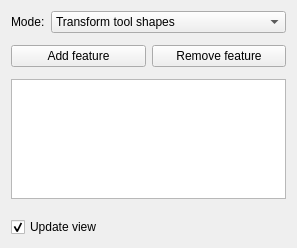
Before: the Qt Designer form src/Mod/PartDesign/Gui/TaskTransformedParameters.ui in southseact-3d/fcd, drawn with Qt 5.
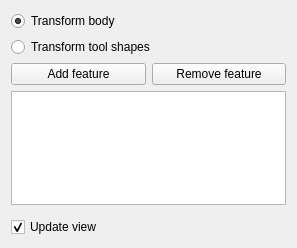
After: the same form once the commit is applied.

Commit message: Replace combobox with radio buttons

```diff
--- a/src/Mod/PartDesign/Gui/TaskTransformedParameters.ui
+++ b/src/Mod/PartDesign/Gui/TaskTransformedParameters.ui
@@ -15,38 +15,45 @@
   </property>
   <layout class="QVBoxLayout" name="verticalLayout">
    <item>
-    <layout class="QHBoxLayout" name="horizontalLayout_2">
+    <widget class="QWidget" name="widget" native="true">
+     <layout class="QVBoxLayout" name="verticalLayout_3">
+      <property name="leftMargin">
+       <number>0</number>
+      </property>
      <property name="topMargin">
       <number>0</number>
      </property>
-     <item>
-      <widget class="QLabel" name="label">
-       <property name="text">
-        <string>Mode:</string>
-       </property>
-      </widget>
-     </item>
-     <item>
-      <widget class="QComboBox" name="comboMode">
-       <property name="sizePolicy">
-        <sizepolicy hsizetype="Expanding" vsizetype="Fixed">
-         <horstretch>0</horstretch>
-         <verstretch>0</verstretch>
-        </sizepolicy>
+      <property name="rightMargin">
+       <number>0</number>
+      </property>
+      <property name="bottomMargin">
+       <number>0</number>
        </property>
        <item>
-        <property name="text">
-         <string>Transform tool shapes</string>
-        </property>
-       </item>
-       <item>
+       <widget class="QRadioButton" name="radioTransformBody">
         <property name="text">
          <string>Transform body</string>
         </property>
-       </item>
+        <property name="checked">
+         <bool>true</bool>
+        </property>
+        <attribute name="buttonGroup">
+         <string notr="true">buttonGroupMode</string>
+        </attribute>
+       </widget>
+      </item>
+      <item>
+       <widget class="QRadioButton" name="radioTransformToolShapes">
+        <property name="text">
+         <string>Transform tool shapes</string>
+        </property>
+        <attribute name="buttonGroup">
+         <string notr="true">buttonGroupMode</string>
+        </attribute>
       </widget>
      </item>
     </layout>
+    </widget>
    </item>
    <item>
     <widget class="QWidget" name="groupFeatureList" native="true">
```
Left out of the diff: 6 changed lines with no effect on the pictures. Lines whose indentation alone changed are shown as unchanged. The commit also changes 2 other files.
